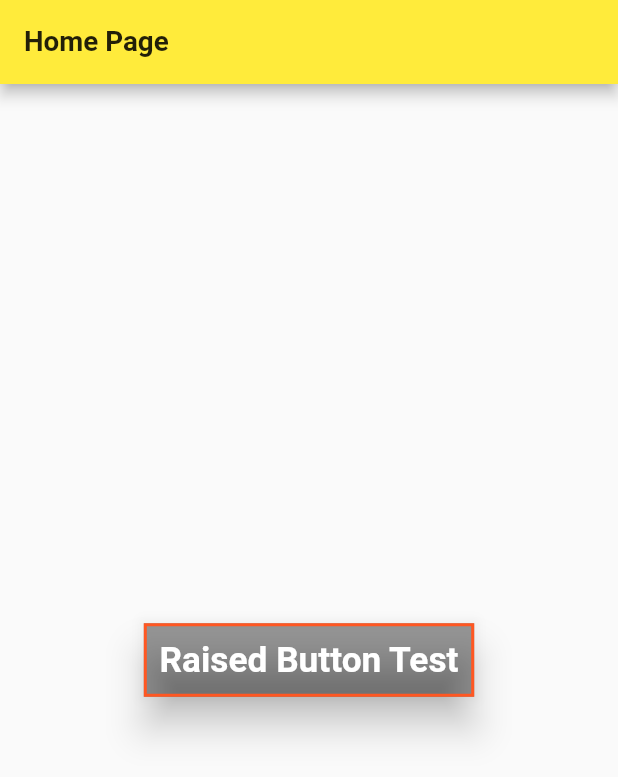
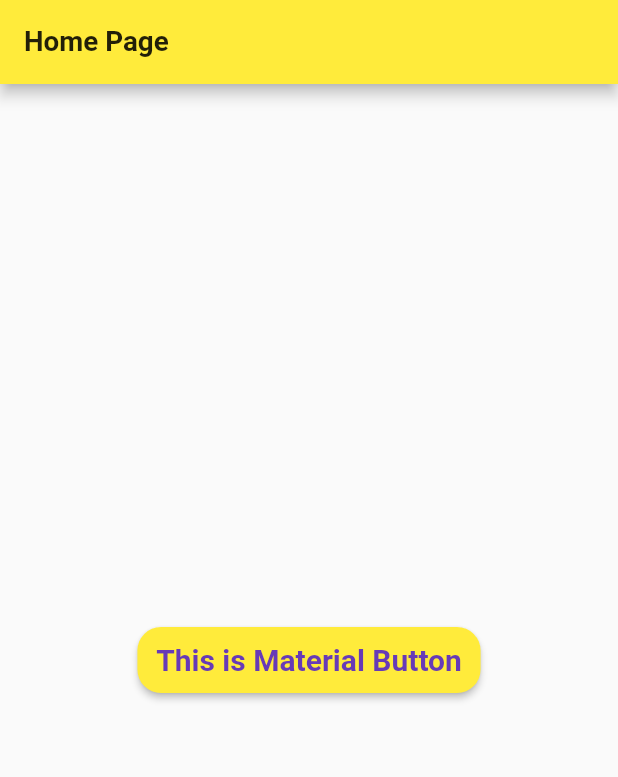
Before and after one commit to TasnuvaOshin/Flutter_Dart_Basic, a Flutter app: the screen it shows after launch, on a phone screen of 412 x 824 dp. Shown: the top 777 px of the screen. Run offline on Flutter 3.47's test engine with Material 2 defaults, Android fonts, the phone set to English and light mode, and no system bars.

Commit message:
Material Button

```diff
--- a/lib/main.dart
+++ b/lib/main.dart
@@ -38,29 +38,51 @@ backgroundColor: Colors.yellow,
 
 body: Center(
 
-  child: RaisedButton(
-shape: Border.all(width: 2.0,color: Colors.deepOrange),
-padding: EdgeInsets.symmetric(vertical: 10.5,horizontal: 10.5),
-color: Colors.black38,
-elevation: 10.5,
-splashColor: Colors.cyan,
-onPressed: (){},
-child: Text(
-"Raised Button Test",
-style: TextStyle(
-color: Colors.white,
-fontSize: 23.5,
-fontWeight: FontWeight.bold,
+  child: MaterialButton(
+    onPressed: (){},
+    color: Colors.yellow,
+    padding: EdgeInsets.symmetric(vertical: 10.5,horizontal: 12.5),
+    shape: RoundedRectangleBorder(
+         borderRadius: BorderRadius.circular(15.7),
+
+    ),
+    child: Text(
+       "This is Material Button",
+       style: TextStyle(
+
+            color: Colors.deepPurple,
+            fontSize: 20.0,
+            fontWeight: FontWeight.bold,
+
+       ),
+
+    ),
+
+  ),
+
+//   child: RaisedButton(
+// shape: Border.all(width: 2.0,color: Colors.deepOrange),
+// padding: EdgeInsets.symmetric(vertical: 10.5,horizontal: 10.5),
+// color: Colors.black38,
+// elevation: 10.5,
+// splashColor: Colors.cyan,
+// onPressed: (){},
+// child: Text(
+// "Raised Button Test",
+// style: TextStyle(
+// color: Colors.white,
+// fontSize: 23.5,
+// fontWeight: FontWeight.bold,
 
 
 
 
-),
+// ),
 
 
-),
+// ),
 
-  ),
+//   ),
 // child: FlatButton(
 //   color: Colors.black87,
 //   splashColor: Colors.white,
```
